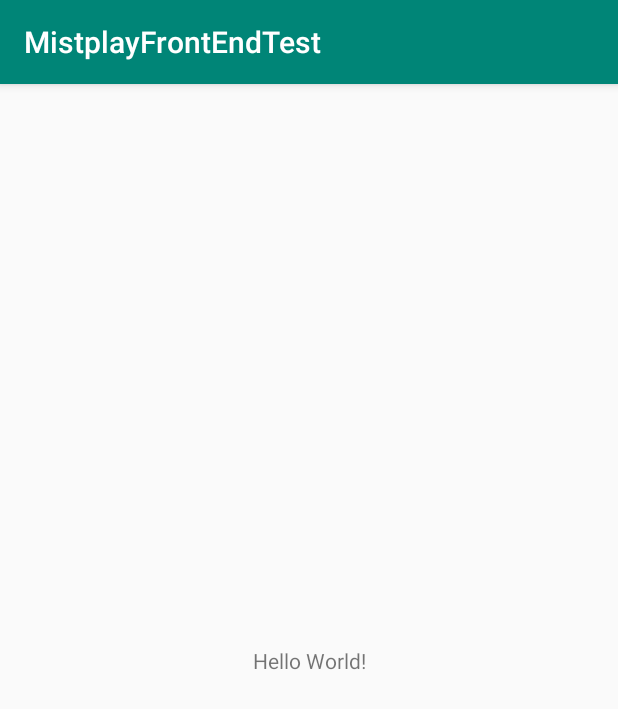
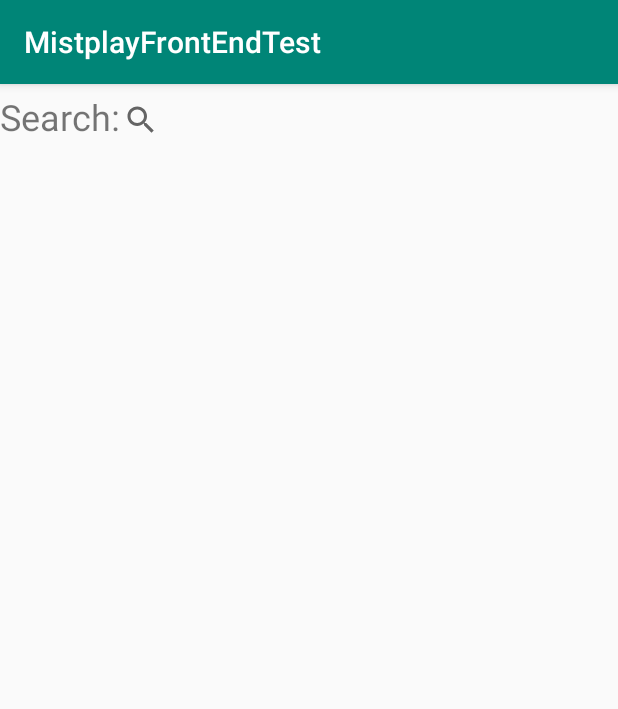
Before and after one commit to GabeDev/MistplayTest, an Android app: the screen it shows after launch (MainActivity), on a phone screen of 412 x 824 dp. Shown: the top 709 px of the screen. Run offline under Robolectric (Android 15) with nearby library versions, the phone set to English and light mode, and no system bars.

Commit message:
Created Frontend View
includes
-text
-searchbar
-listview

```diff
--- a/app/build.gradle
+++ b/app/build.gradle
@@ -26,4 +26,5 @@ dependencies {
     testImplementation 'junit:junit:4.12'
     androidTestImplementation 'androidx.test:runner:1.2.0'
     androidTestImplementation 'androidx.test.espresso:espresso-core:3.2.0'
+    implementation 'androidx.recyclerview:recyclerview:1.0.0'
 }
--- a/app/src/main/res/layout/activity_main.xml
+++ b/app/src/main/res/layout/activity_main.xml
@@ -1,18 +1,31 @@
 <?xml version="1.0" encoding="utf-8"?>
-<androidx.constraintlayout.widget.ConstraintLayout xmlns:android="http://schemas.android.com/apk/res/android"
+<RelativeLayout xmlns:android="http://schemas.android.com/apk/res/android"
     xmlns:app="http://schemas.android.com/apk/res-auto"
     xmlns:tools="http://schemas.android.com/tools"
     android:layout_width="match_parent"
     android:layout_height="match_parent"
-    tools:context=".MainActivity">
+    tools:context="MainActivity">
 
-    <TextView
-        android:layout_width="wrap_content"
-        android:layout_height="wrap_content"
-        android:text="Hello World!"
-        app:layout_constraintBottom_toBottomOf="parent"
-        app:layout_constraintLeft_toLeftOf="parent"
-        app:layout_constraintRight_toRightOf="parent"
-        app:layout_constraintTop_toTopOf="parent" />
+//Created First Page view
+   <TextView
+       android:layout_width="wrap_content"
+       android:layout_height="wrap_content"
+       android:text="Search:"
+       android:layout_marginTop="5dp"
+       android:textSize="24sp"
+       />
+   <SearchView
+       android:layout_marginLeft="70dp"
+       android:layout_width="wrap_content"
+       android:layout_height="wrap_content"
+       android:id="@+id/searchMe"
+       >
 
-</androidx.constraintlayout.widget.ConstraintLayout>
+   </SearchView>
+   <ListView
+       android:layout_marginTop="40dp"
+       android:id="@+id/listofItems"
+       android:layout_width="match_parent"
+       android:layout_height="match_parent"></ListView>
+
+</RelativeLayout>
```
